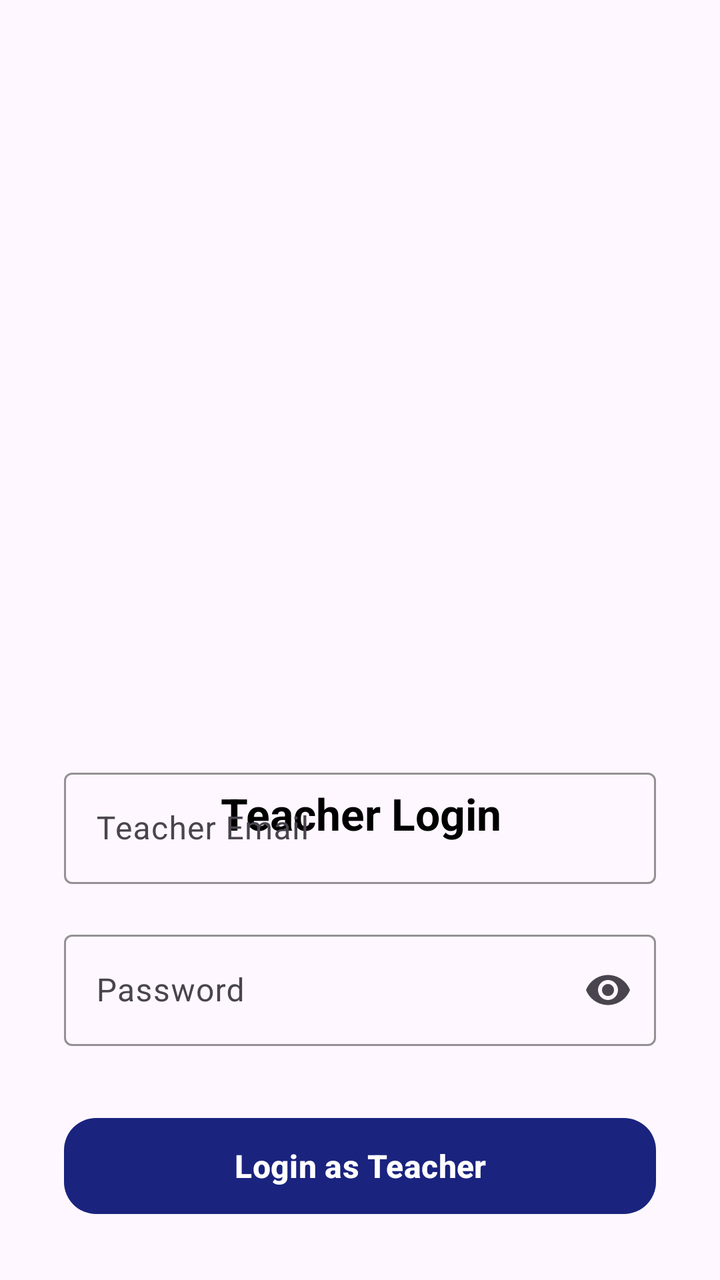
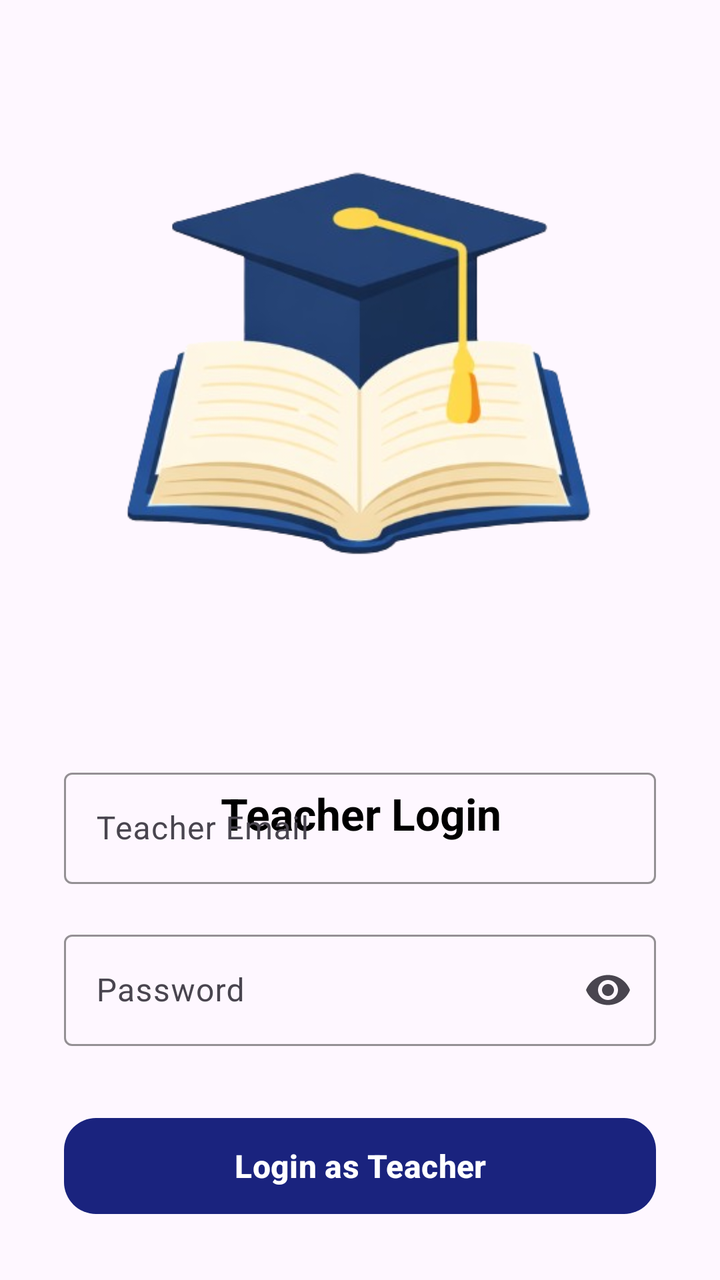

Two renders of the same Android screen: before a commit and after it. Below are the layout's source before the change and the commit's diff.
<!-- AndroidManifest.xml: application theme Theme.KRMUNexus -->
<!-- res/layout/fragment_teacher_login.xml -->
<?xml version="1.0" encoding="utf-8"?>
<androidx.constraintlayout.widget.ConstraintLayout
    xmlns:android="http://schemas.android.com/apk/res/android"
    xmlns:app="http://schemas.android.com/apk/res-auto"
    xmlns:tools="http://schemas.android.com/tools"
    android:layout_width="match_parent"
    android:layout_height="match_parent">

    <com.google.android.material.button.MaterialButton
        android:id="@+id/btnLoginTeacher"
        android:layout_width="0dp"
        android:layout_height="56dp"
        android:layout_margin="32dp"
        android:layout_marginTop="32dp"
        android:text="Login as Teacher"
        android:textAllCaps="false"
        android:textSize="16sp"
        android:textStyle="bold"
        app:cornerRadius="16dp"
        app:layout_constraintEnd_toEndOf="parent"
        app:layout_constraintStart_toStartOf="parent"
        app:layout_constraintTop_toBottomOf="@id/teacherPasswordLayout" />

    <TextView
        android:id="@+id/title"
        android:layout_width="wrap_content"
        android:layout_height="wrap_content"
        android:layout_marginTop="392dp"
        android:text="Teacher Login"
        android:textColor="@color/black"
        android:textSize="22sp"
        android:textStyle="bold"
        app:layout_constraintEnd_toEndOf="parent"
        app:layout_constraintHorizontal_bias="0.503"
        app:layout_constraintStart_toStartOf="parent"
        app:layout_constraintTop_toTopOf="parent" />

    <com.google.android.material.textfield.TextInputLayout
        android:id="@+id/teacherEmailLayout"
        style="@style/Widget.Material3.TextInputLayout.OutlinedBox"
        android:layout_width="0dp"
        android:layout_height="wrap_content"
        android:layout_marginHorizontal="32dp"
        android:hint="Teacher Email"
        app:boxStrokeColor="@android:color/white"
        app:hintTextColor="@android:color/white"
        app:layout_constraintBottom_toBottomOf="parent"
        app:layout_constraintEnd_toEndOf="parent"
        app:layout_constraintStart_toStartOf="parent"
        app:layout_constraintTop_toTopOf="parent"
        app:layout_constraintVertical_bias="0.658">

        <com.google.android.material.textfield.TextInputEditText
            android:id="@+id/etTeacherEmail"
            android:layout_width="match_parent"
            android:layout_height="wrap_content"
            android:inputType="textEmailAddress"
            android:textColor="@android:color/white" />
    </com.google.android.material.textfield.TextInputLayout>

    <com.google.android.material.textfield.TextInputLayout
        android:id="@+id/teacherPasswordLayout"
        style="@style/Widget.Material3.TextInputLayout.OutlinedBox"
        android:layout_width="0dp"
        android:layout_height="wrap_content"
        android:layout_marginHorizontal="32dp"
        android:layout_marginTop="20dp"
        android:hint="Password"
        app:boxStrokeColor="@android:color/white"
        app:endIconMode="password_toggle"
        app:hintTextColor="@android:color/white"
        app:layout_constraintEnd_toEndOf="parent"
        app:layout_constraintStart_toStartOf="parent"
        app:layout_constraintTop_toBottomOf="@id/teacherEmailLayout">

        <com.google.android.material.textfield.TextInputEditText
            android:id="@+id/etTeacherPassword"
            android:layout_width="match_parent"
            android:layout_height="wrap_content"
            android:inputType="textPassword"
            android:textColor="@android:color/white" />
    </com.google.android.material.textfield.TextInputLayout>

</androidx.constraintlayout.widget.ConstraintLayout>
<!-- resources referenced by this layout -->
<resources>
  <color name="black">#FF000000</color>
  <style name="Theme.KRMUNexus" parent="Theme.Material3.DayNight.NoActionBar">
          <item name="colorPrimary">#1A237E</item>
          <item name="colorOnPrimary">#FFFFFF</item>
  
          <item name="android:statusBarColor">?attr/colorPrimary</item>
      </style>
</resources>

<!-- the commit's change to res/layout/fragment_teacher_login.xml (unified diff, before → after) -->
@@ -81,4 +81,15 @@
             android:textColor="@android:color/white" />
     </com.google.android.material.textfield.TextInputLayout>
 
+    <ImageView
+        android:id="@+id/imageView"
+        android:layout_width="281dp"
+        android:layout_height="300dp"
+        app:layout_constraintBottom_toBottomOf="parent"
+        app:layout_constraintEnd_toEndOf="parent"
+        app:layout_constraintStart_toStartOf="parent"
+        app:layout_constraintTop_toTopOf="parent"
+        app:layout_constraintVertical_bias="0.106"
+        app:srcCompat="@drawable/screenshot_2026_02_02_211815" />
+
 </androidx.constraintlayout.widget.ConstraintLayout>
<!-- resource entries referenced after the edit -->
@@ -1,6 +1,7 @@
 <!-- resources referenced by this layout -->
 <resources>
   <color name="black">#FF000000</color>
+  <!-- drawable screenshot_2026_02_02_211815: png bitmap (drawable-xxxhdpi, 131057 bytes) -->
   <style name="Theme.KRMUNexus" parent="Theme.Material3.DayNight.NoActionBar">
           <item name="colorPrimary">#1A237E</item>
           <item name="colorOnPrimary">#FFFFFF</item>
